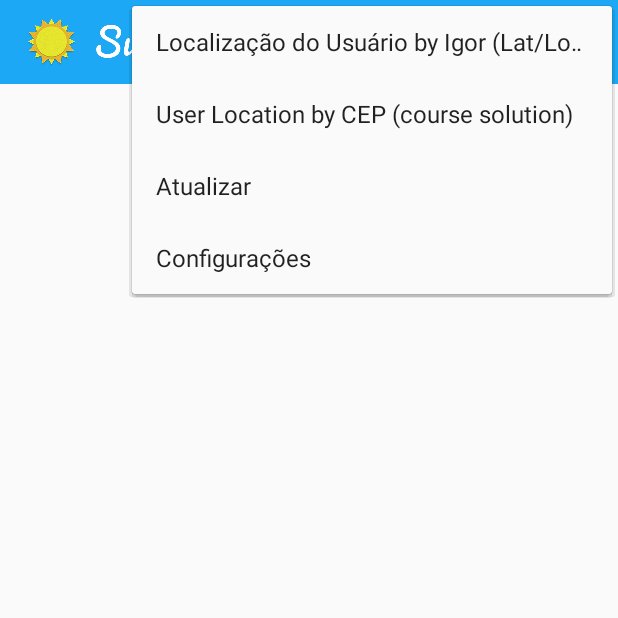
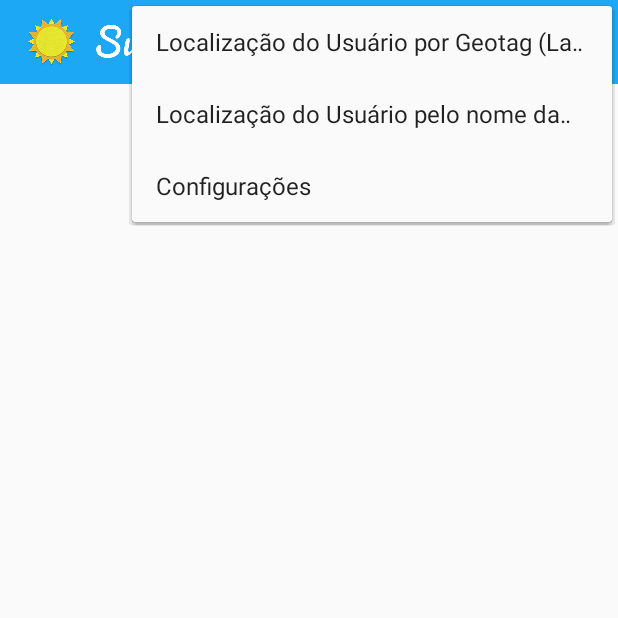
Before and after one commit to Intercont/androidstudy, an Android app: the screen it shows after launch (MainActivity), with the options menu open, on a phone screen of 412 x 824 dp, the top half of it. Run offline under Robolectric (Android 15) with nearby library versions, the phone set to English and light mode, and no system bars.

Commit message:
Correção do Texto de Share, remoção da antiga função de atualizar, CursorLoader se encarrega disso automáticamente. Limpeza de código e ajuste de Javadocs

```diff
--- a/app/src/main/java/br/com/intercont/sunshine/app/FetchWeatherTask.java
+++ b/app/src/main/java/br/com/intercont/sunshine/app/FetchWeatherTask.java
@@ -254,7 +254,7 @@ public class FetchWeatherTask extends AsyncTask<String, Void, Void> {
                 cVVector.add(weatherValues);
             }
 
-            //Refactor Li��o 4C - Insere um contador para substituir o c�digo de contagem
+            //Refactor Licao 4C - Insere um contador para substituir o codigo de contagem
             // de registros inseridos
             int inserted = 0;
 
@@ -263,6 +263,7 @@ public class FetchWeatherTask extends AsyncTask<String, Void, Void> {
                 ContentValues[] resultCV = new ContentValues[cVVector.size()];
                 cVVector.toArray(resultCV);
                 inserted = mContext.getContentResolver().bulkInsert(WeatherEntry.CONTENT_URI, resultCV);
+
             }
             Log.d(LOG_TAG, "FetchWeatherTask Complete. " + inserted + " Inserted");
 
@@ -351,7 +352,7 @@ public class FetchWeatherTask extends AsyncTask<String, Void, Void> {
             }
             forecastJsonStr = buffer.toString();
 
-            //REFACTOR Li��o 4C
+            //REFACTOR Licao 4C
             getWeatherDataFromJson(forecastJsonStr, locationQuery);
 
             //logando o retorno do backend da API do Tempo
--- a/app/src/main/java/br/com/intercont/sunshine/app/ForecastAdapter.java
+++ b/app/src/main/java/br/com/intercont/sunshine/app/ForecastAdapter.java
@@ -39,6 +39,7 @@ public class ForecastAdapter extends CursorAdapter {
         This is ported from FetchWeatherTask --- but now we go straight from the cursor to the
         string.
      */
+    @Deprecated
     public String convertCursorRowToUXFormat(Cursor cursor) {
         // get row indices for our cursor
         //Refactor 4C - Foram substitu�dos pelas constantes de Projection do ForecastFragment.
@@ -124,18 +125,9 @@ public class ForecastAdapter extends CursorAdapter {
 
         //Choose the layout type
         int viewType = getItemViewType(cursor.getPosition());
-        int layoutId = -1;
-
-        //Define qual layout será, substitu� o tern�rio para legibilidade e consist�ncia em caso de
-        // um retorno n�o esperado pelo cursor, para que a aplica��o n�o quebre
-
 
         //Read weather icon ID from Cursor
         int weatherID = cursor.getInt(ForecastFragment.COL_WEATHER_CONDITION_ID);
-
-        //Use placeholder image for now
-//        ImageView iconView = (ImageView) view.findViewById(R.id.list_item_icon);
-//        iconView.setImageResource(R.mipmap.ic_launcher);
 
         //Verifica se devo carregar o ícone Art (cores HD), previsão HOJE ou o ícone Icon (cinza) DEMAIS DIAS
         if(viewType == VIEW_TYPE_TODAY){
@@ -146,14 +138,10 @@ public class ForecastAdapter extends CursorAdapter {
 
         //Read DATE from cursor
         long date = cursor.getLong(ForecastFragment.COL_WEATHER_DATE);
-//        TextView dateView = (TextView)view.findViewById(R.id.list_item_date_textview);
-//        dateView.setText(Utility.getFriendlyDayString(context,date));
         viewHolder.dateView.setText(Utility.getFriendlyDayString(context,date));
 
         //Read WEATHER FORECAST from cursor
         String weather = cursor.getString(ForecastFragment.COL_WEATHER_DESC);
-//        TextView weatherView = (TextView)view.findViewById(R.id.list_item_forecast_textview);
-//        weatherView.setText(weather);
         viewHolder.weatherView.setText(weather);
 
         //Read user preference for metric or imperial temperature units
@@ -161,14 +149,10 @@ public class ForecastAdapter extends CursorAdapter {
 
         //Read high temperature from cursor
         float high = cursor.getFloat(ForecastFragment.COL_WEATHER_MAX_TEMP);
-//        TextView highView = (TextView) view.findViewById(R.id.list_item_high_textview);
-//        highView.setText(Utility.formatTemperature(high, isMetric));
         viewHolder.highView.setText(Utility.formatTemperature(context, high, isMetric));
 
         //Read low temperature from cursor
         float low = cursor.getFloat(ForecastFragment.COL_WEATHER_MIN_TEMP);
-//        TextView lowView = (TextView) view.findViewById(R.id.list_item_low_textview);
-//        lowView.setText(Utility.formatTemperature(low, isMetric));
         viewHolder.lowView.setText(Utility.formatTemperature(context, low, isMetric));
     }
 
--- a/app/src/main/java/br/com/intercont/sunshine/app/ForecastFragment.java
+++ b/app/src/main/java/br/com/intercont/sunshine/app/ForecastFragment.java
@@ -33,15 +33,11 @@ public class ForecastFragment extends Fragment implements LoaderManager.LoaderCa
 
     private ForecastAdapter mForecastAdapter;
     private ListView listView;
-//    private Bundle savedInstanceState;
 
-    private MainActivity mCallback;
     private int mPositionOnList;
     private boolean mIsSelected;
     private boolean mUseTodayLayout;
 
-    private static final String PREF_LOCATION = "location";
-    private static final String PREF_LOCATION_DEFAULT = "13206714";
 
     //CursorLoader Loader ID
     private static final int FORECAST_FRAGMENT_LOADER_ID = 0;
@@ -97,11 +93,8 @@ public class ForecastFragment extends Fragment implements LoaderManager.LoaderCa
     @Override
     public void onCreate(Bundle savedInstanceState) {
         super.onCreate(savedInstanceState);
-//        mPositionOnList = 0;
         //Especificando que tenho Opçoes de Menu a serem inclusas no menu principal
         setHasOptionsMenu(true);
-
-
     }
 
     @Override
@@ -147,32 +140,6 @@ public class ForecastFragment extends Fragment implements LoaderManager.LoaderCa
         if(mIsSelected) {
             listView.setItemChecked(mPositionOnList, true);
         }
-        //TODO TESTES
-        else{
-            listView.setItemChecked(0, true);
-//            data.moveToFirst();
-            String locationSetting = Utility.getPreferredLocation(getActivity());
-            DetailActivityFragment fragment = new DetailActivityFragment();
-
-
-
-
-            Bundle args = new Bundle();
-            args.putParcelable(DetailActivityFragment.DETAIL_URI, WeatherContract.WeatherEntry.buildWeatherLocationWithDate(locationSetting, data.getLong(COL_WEATHER_DATE)));
-            fragment.setArguments(args);
-            //substituição da activity atual pela dinâmicamente gerada com os novos args selecionados
-            getFragmentManager().beginTransaction()
-                    .add(R.id.weather_detail_container, fragment, MainActivity.DETAILFRAGMENT_TAG)
-                    .commit();
-
-
-//            ((CallbackDetails) getActivity())//Cast da Interface e getActivity para ter acesso à Activity acima deste Fragment (se MainActivity para 2 painéis ou DetailActivityFragment
-//                    .onItemSelected(WeatherContract.WeatherEntry //no método da interface, construo uma nova Uri
-//                            .buildWeatherLocationWithDate
-//                                    (locationSetting, //com este locationSetting que o recebi acima
-//                                            data.getLong(COL_WEATHER_DATE)));
-            //TODO TESTES
-        }
     }
 
     @Override
@@ -189,10 +156,10 @@ public class ForecastFragment extends Fragment implements LoaderManager.LoaderCa
         int id = item.getItemId();
 
         //noinspection SimplifiableIfStatement
-        if (id == R.id.action_refresh) {
-            updateData();
-            return true;
-        }
+//        if (id == R.id.action_refresh) {
+//            updateData();
+//            return true;
+//        }
 
         if(id == R.id.action_mapuserlocationigor) {
             showMap();
@@ -211,13 +178,6 @@ public class ForecastFragment extends Fragment implements LoaderManager.LoaderCa
      *
      */
     private void updateData(){
-//        FetchWeatherTask weatherTask  = new FetchWeatherTask(getActivity(),mForecastAdapter);
-//        //1º - Obtenho o arquivo Preferences default
-//        SharedPreferences preferences = PreferenceManager.getDefaultSharedPreferences(getActivity());
-//        //2º - Recupero o valor de location, passando o valor KEY e o valor DEFAULT, trazendo do strings.xml
-//        String location = preferences.getString(getString(R.string.pref_location_key), getString(R.string.pref_location_default));
-        //3º - Passo o valor da String para o parâmetro de FetchWeatherTask
-
         //REFACTOR LIÇÃO 4C
         FetchWeatherTask weatherTask = new FetchWeatherTask(getActivity());
         String location = Utility.getPreferredLocation(getActivity());
@@ -325,29 +285,6 @@ public class ForecastFragment extends Fragment implements LoaderManager.LoaderCa
             mPositionOnList = savedInstanceState.getInt(LIST_POS);
             mIsSelected = savedInstanceState.getBoolean(LIST_IS_SELECT);
         }
-
-        //TODO TESTS
-//        if(!mIsSelected){
-//            listView.setItemChecked(0, true);//(ListView) findViewById(R.id.listview_forecast)
-//            Cursor cursor = (Cursor) adapterView.getItemAtPosition(position);
-//            //se encontrou valor da chamada acima
-//            if(cursor != null){
-//                String locationSetting = Utility.getPreferredLocation(getActivity());
-//                //Com 2 painéis diferentes (Tablet e Smartphone), ao ter algum item clicado,
-//                // vou chamar o Callback do onItemSelected do pai no lugar de criar aqui a Activity
-//                ((CallbackDetails) getActivity())//Cast da Interface e getActivity para ter acesso à Activity acima deste Fragment (se MainActivity para 2 painéis ou DetailActivityFragment
-//                        .onItemSelected(WeatherContract.WeatherEntry //no método da interface, construo uma nova Uri
-//                                .buildWeatherLocationWithDate
-//                                        (locationSetting, //com este locationSetting que o recebi acima
-//                                                cursor.getLong(COL_WEATHER_DATE))); //e busco no Cursor a data, fazendo uso dos índices de Projection criados acima
-//            }
-////            listView.performItemClick(
-////                    listView,
-////                    0,
-////                    listView.getItemIdAtPosition(0));
-//        }
-        //TODO TESTS
-
         return rootView;
     }
 
--- a/app/src/main/java/br/com/intercont/sunshine/app/MainActivity.java
+++ b/app/src/main/java/br/com/intercont/sunshine/app/MainActivity.java
@@ -11,7 +11,7 @@ import android.view.MenuItem;
 public class MainActivity extends ActionBarActivity implements ForecastFragment.CallbackDetails{
 
     private static final String LOG_TAG = MainActivity.class.getSimpleName();
-    public static final String DETAILFRAGMENT_TAG = "DFTAG";
+    private static final String DETAILFRAGMENT_TAG = "DFTAG";
 
     private String mLocation;
     private boolean mTwoPane;
@@ -93,6 +93,8 @@ public class MainActivity extends ActionBarActivity implements ForecastFragment.
      * SOLUCAO DO CURSO
      * Solucao do curso para carregar o mapa com a regiao, passa de parametro diretamente
      * o CEP armazenado no SharedPreferences na query da Implicit Intent para algum aplicativo de maps
+     * UPDATE - Devido as novas alteracoes do OpenWeatherAPI, alterei a consulta para a busca pelo nome da
+     *  cidade, aparecendo no mapa a busca pela cidade e não um ponto de CEP exato da mesma.
      */
     private void openPreferredLocationInMap(){
         //REFACTOR 4C
--- a/app/src/main/res/menu/forecastfragment.xml
+++ b/app/src/main/res/menu/forecastfragment.xml
@@ -1,9 +1,10 @@
 <?xml version="1.0" encoding="utf-8"?>
 <menu  xmlns:android="http://schemas.android.com/apk/res/android"
     xmlns:app="http://schemas.android.com/apk/res-auto">
-    <item
-     android:id="@+id/action_refresh"
-     android:title="@string/action_refresh"
-     app:showAsAction="never" />
+    <!--Aqui sao colocados os itens que aparecerao globalmente para este fragment-->
+    <!--<item-->
+     <!--android:id="@+id/action_refresh"-->
+     <!--android:title="@string/action_refresh"-->
+     <!--app:showAsAction="never" />-->
 
 </menu>
--- a/app/src/main/res/values/strings.xml
+++ b/app/src/main/res/values/strings.xml
@@ -1,10 +1,9 @@
 <resources xmlns:xliff="http://schemas.android.com/apk/res-auto">
     <string name="app_name">Sunshine</string>
-    <string name="hello_world" translatable="false">Hello world!</string>
     <string name="action_settings">Configurações</string>
     <string name="action_refresh">Atualizar</string>
-    <string name="action_mapuserlocationigor">Localização do Usuário by Igor (Lat/Lon)</string>
-    <string name="action_mapuserlocationcourse">User Location by CEP (course solution)</string>
+    <string name="action_mapuserlocationigor">Localização do Usuário por Geotag (Lat/Lon)</string>
+    <string name="action_mapuserlocationcourse">Localização do Usuário pelo nome da Cidade</string>
     <string name="title_activity_detail">Detalhes</string>
 
     <!-- forecast description -->
@@ -31,16 +30,16 @@
     <string name="format_temperature"><xliff:g id="temp">%1.0f</xliff:g>\u00B0</string>
 
     <!-- Wind in km/h [CHAR LIMIT=25] -->
-    <string name="format_wind_kmh">Wind: <xliff:g id="speed">%1.0f</xliff:g> km/h <xliff:g id="direction">%2$s</xliff:g>
+    <string name="format_wind_kmh">Vento: <xliff:g id="speed">%1.0f</xliff:g> km/h <xliff:g id="direction">%2$s</xliff:g>
     </string>
 
     <!-- Wind in mph [CHAR LIMIT=25] -->
-    <string name="format_wind_mph">Wind: <xliff:g id="speed">%1.0f</xliff:g> mph <xliff:g id="direction">%2$s</xliff:g>
+    <string name="format_wind_mph">Vento: <xliff:g id="speed">%1.0f</xliff:g> mph <xliff:g id="direction">%2$s</xliff:g>
     </string>
 
     <!-- Pressure format [CHAR LIMIT=25] -->
-    <string name="format_pressure">Pressure <xliff:g id="pressure">%1.0f</xliff:g> hPa</string>
+    <string name="format_pressure">Pressão: <xliff:g id="pressure">%1.0f</xliff:g> hPa</string>
 
     <!-- Humidity format [CHAR LIMIT=25] -->
-    <string name="format_humidity">Humidity <xliff:g id="humidity">%1.0f</xliff:g> %%</string>
+    <string name="format_humidity">Humidade: <xliff:g id="humidity">%1.0f</xliff:g> %%</string>
 </resources>
```
Also changed, not shown: app/src/main/java/br/com/intercont/sunshine/app/DetailActivityFragment.java (+23 -3 lines), app/src/main/java/br/com/intercont/sunshine/app/SettingsActivity.java (+12 -11 lines).
